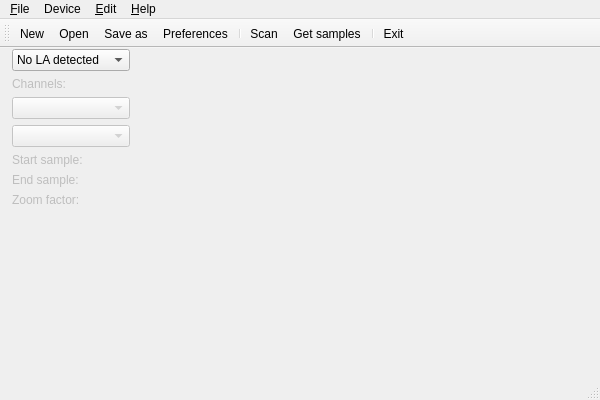
Before: the Qt Designer form gui/mainwindow.ui in esden/flosslogic, drawn with Qt 5.
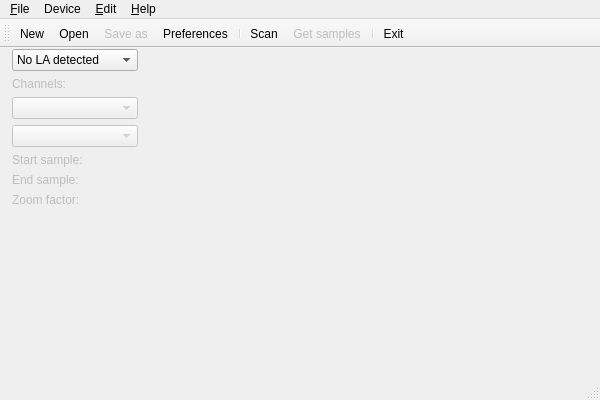
After: the same form once the commit is applied. Icons and pictures are not drawn.

Commit message: Various UI cosmetics.

Diff of the .ui file:
```diff
--- a/gui/mainwindow.ui
+++ b/gui/mainwindow.ui
@@ -19,7 +19,7 @@
      <rect>
       <x>10</x>
       <y>0</y>
-      <width>121</width>
+      <width>130</width>
       <height>311</height>
      </rect>
     </property>
@@ -28,7 +28,7 @@
       <rect>
        <x>0</x>
        <y>0</y>
-       <width>121</width>
+       <width>129</width>
        <height>311</height>
       </rect>
      </property>
@@ -248,6 +248,9 @@
    </property>
   </action>
   <action name="action_Save_as">
+   <property name="enabled">
+    <bool>false</bool>
+   </property>
    <property name="icon">
     <iconset>
      <normaloff>:/icons/document-save-as.png</normaloff>:/icons/document-save-as.png</iconset>
@@ -257,6 +260,9 @@
    </property>
   </action>
   <action name="action_Get_samples">
+   <property name="enabled">
+    <bool>false</bool>
+   </property>
    <property name="icon">
     <iconset>
      <normaloff>:/icons/media-record.png</normaloff>:/icons/media-record.png</iconset>
```
Left out of the diff: 5 changed lines with no effect on the pictures. The commit also changes 1 other file.
